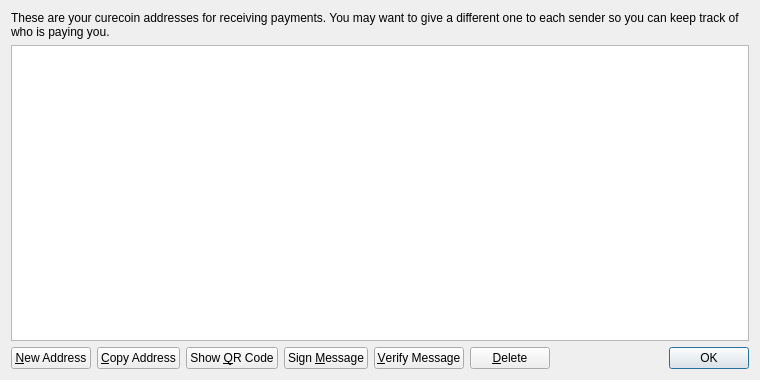
Qt form src/qt/forms/addressbookpage.ui (cygnusxi/CurecoinSource) before a commit.
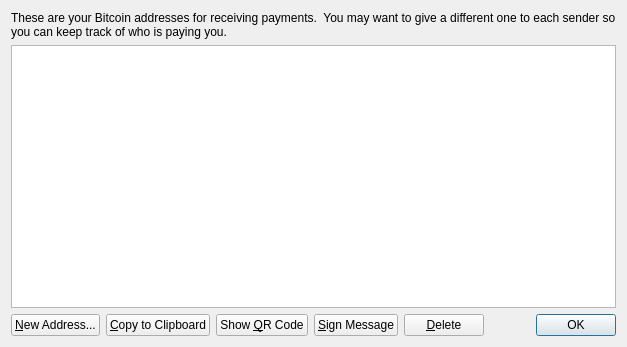
The same form after that commit. Icons and pictures are not drawn.

Diff of the .ui file:
```diff
--- a/src/qt/forms/addressbookpage.ui
+++ b/src/qt/forms/addressbookpage.ui
@@ -6,8 +6,8 @@
    <rect>
     <x>0</x>
     <y>0</y>
-    <width>760</width>
-    <height>380</height>
+    <width>627</width>
+    <height>347</height>
    </rect>
   </property>
   <property name="windowTitle">
@@ -17,10 +17,10 @@
    <item>
     <widget class="QLabel" name="labelExplanation">
      <property name="text">
-      <string>These are your curecoin addresses for receiving payments. You may want to give a different one to each sender so you can keep track of who is paying you.</string>
+      <string>These are your Bitcoin addresses for receiving payments.  You may want to give a different one to each sender so you can keep track of who is paying you.</string>
      </property>
      <property name="textFormat">
-      <enum>Qt::PlainText</enum>
+      <enum>Qt::AutoText</enum>
      </property>
      <property name="wordWrap">
       <bool>true</bool>
@@ -63,7 +63,7 @@
         <string>Create a new address</string>
        </property>
        <property name="text">
-        <string>&amp;New Address</string>
+        <string>&amp;New Address...</string>
        </property>
        <property name="icon">
         <iconset resource="../curecoin.qrc">
@@ -77,7 +77,7 @@
         <string>Copy the currently selected address to the system clipboard</string>
        </property>
        <property name="text">
-        <string>&amp;Copy Address</string>
+        <string>&amp;Copy to Clipboard</string>
        </property>
        <property name="icon">
         <iconset resource="../curecoin.qrc">
@@ -102,7 +102,7 @@
         <string>Sign a message to prove you own a curecoin address</string>
        </property>
        <property name="text">
-        <string>Sign &amp;Message</string>
+        <string>&amp;Sign Message</string>
        </property>
        <property name="icon">
         <iconset resource="../curecoin.qrc">
@@ -110,20 +110,6 @@
        </property>
       </widget>
      </item>
-     <item>
-      <widget class="QPushButton" name="verifyMessage">
-       <property name="toolTip">
-        <string>Verify a message to ensure it was signed with a specified curecoin address</string>
-       </property>
-       <property name="text">
-        <string>&amp;Verify Message</string>
-       </property>
-       <property name="icon">
-        <iconset resource="../curecoin.qrc">
-         <normaloff>:/icons/transaction_0</normaloff>:/icons/transaction_0</iconset>
-       </property>
-      </widget>
-     </item>
      <item>
       <widget class="QPushButton" name="deleteButton">
        <property name="toolTip">
```
Left out of the diff: 24 changed lines with no effect on the pictures.
